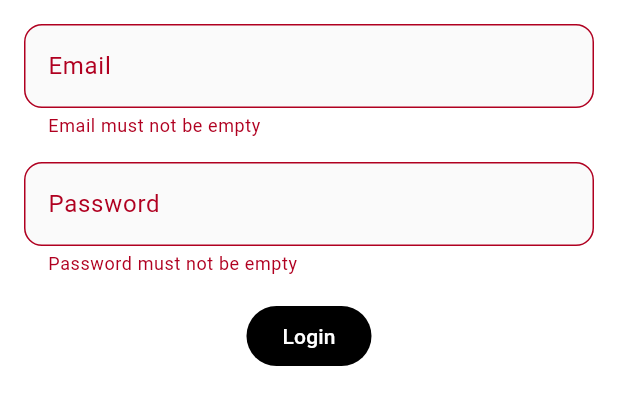
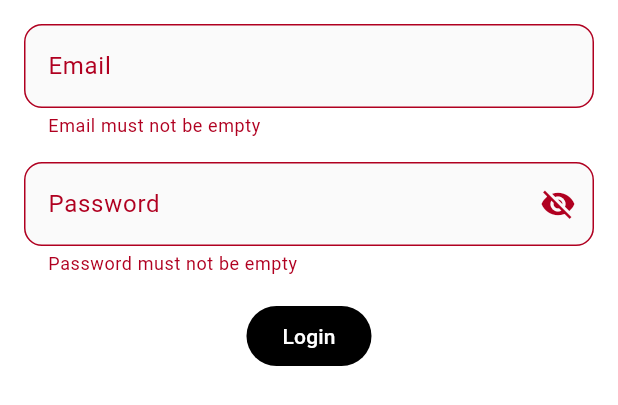
Before and after one commit to reedu-reengineering-education/sensebox-bike-flutter, a Flutter app: the LoginForm widget shown alone on an empty page, opened directly with empty values, after a tap on "Login", on a phone screen of 412 x 824 dp. Shown: the top 405 px of the screen. Run offline on Flutter 3.47's test engine with Material 3 defaults, Android fonts, the phone set to English and light mode, and no system bars; our stand-ins replace app_links, cached_network_image, csv, device_info_plus, fl_chart, flutter_blue_plus and 9 more; missing offline and left inert: google_polyline_algorithm, mapbox_maps_flutter, mapbox_maps_flutter_draw, turf; accounts and stored records are empty; generated files the repository leaves out were written again; network calls fail; statements that could not run were skipped.

Commit message:
feat: LoginForm: disable login button while waiting for login, add option to view password

```diff
--- a/lib/ui/widgets/opensensemap/login.dart
+++ b/lib/ui/widgets/opensensemap/login.dart
@@ -15,6 +15,8 @@ class _LoginFormState extends State<LoginForm> {
   final TextEditingController emailController = TextEditingController();
   final TextEditingController passwordController = TextEditingController();
   final GlobalKey<FormState> formKey = GlobalKey<FormState>();
+  bool _isPasswordVisible = false; // Track password visibility
+  bool isLoading = false; // Track loading state
 
   @override
   void dispose() {
@@ -60,10 +62,23 @@ class _LoginFormState extends State<LoginForm> {
               TextFormField(
                 autofillHints: const [AutofillHints.password],
                 controller: passwordController,
+                obscureText: !_isPasswordVisible, // Toggle visibility
                 decoration: InputDecoration(
                   labelText: AppLocalizations.of(context)!.openSenseMapPassword,
+                  suffixIcon: IconButton(
+                    icon: Icon(
+                      _isPasswordVisible
+                          ? Icons.visibility
+                          : Icons.visibility_off, // Change icon based on state
                     ),
-                obscureText: true,
+                    onPressed: () {
+                      setState(() {
+                        _isPasswordVisible =
+                            !_isPasswordVisible; // Toggle state
+                      });
+                    },
+                  ),
+                ),
                 validator: (value) {
                   if (value == null || value.isEmpty) {
                     return AppLocalizations.of(context)!
@@ -75,15 +90,21 @@ class _LoginFormState extends State<LoginForm> {
               const SizedBox(height: 16),
               Builder(builder: (BuildContext context) {
                 return FilledButton(
-                  onPressed: () async {
+                  onPressed: isLoading
+                      ? null // Disable button when loading
+                      : () async {
                           if (formKey.currentState?.validate() == true) {
+                            setState(() {
+                              isLoading = true; // Start loading
+                            });
                             try {
                               await widget.bloc.login(
                                 emailController.text,
                                 passwordController.text,
                               );
                               Navigator.pop(context); // Close after login
-                        showLoginOrSenseBoxSelection(context, widget.bloc);
+                              showLoginOrSenseBoxSelection(
+                                  context, widget.bloc);
                             } catch (e) {
                               showDialog(
                                 context: context,
@@ -99,7 +120,8 @@ class _LoginFormState extends State<LoginForm> {
                                             .openSenseMapLoginFailed,
                                         style: Theme.of(context)
                                             .textTheme
-                                              .headlineMedium),
+                                            .headlineMedium,
+                                      ),
                                       const SizedBox(height: 16),
                                       Text(e.toString(),
                                           style: Theme.of(context)
@@ -107,12 +129,26 @@ class _LoginFormState extends State<LoginForm> {
                                               .bodyMedium),
                                     ],
                                   ),
-                                ));
+                                ),
+                              );
+                            } finally {
+                              setState(() {
+                                isLoading = false; // Stop loading
+                              });
                             }
                           }
                         },
-                  child: Text(
-                      AppLocalizations.of(context)!.openSenseMapLoginShort),
+                  child: isLoading
+                      ? SizedBox(
+                          height: 16.0, // Match text size
+                          width: 16.0, // Match text size
+                          child: CircularProgressIndicator(
+                            strokeWidth: 2.0, // Adjust thickness
+                            color: Theme.of(context).colorScheme.onPrimary,
+                          ),
+                        )
+                      : Text(AppLocalizations.of(context)!
+                          .openSenseMapLoginShort), // Button text
                 );
               }),
             ],
```
Lines whose indentation alone changed are shown as unchanged.
